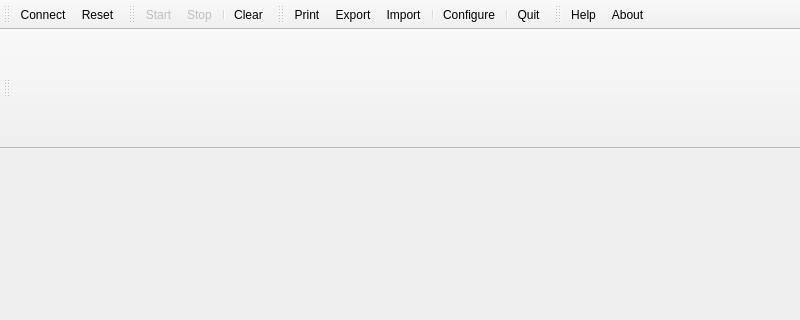
Qt form src/ui/uimainwin.ui (tuxmaster/QtDMM) before a commit; both pictures show x 0 to 800 and y 0 to 320 of the 800 by 600 pixel window.
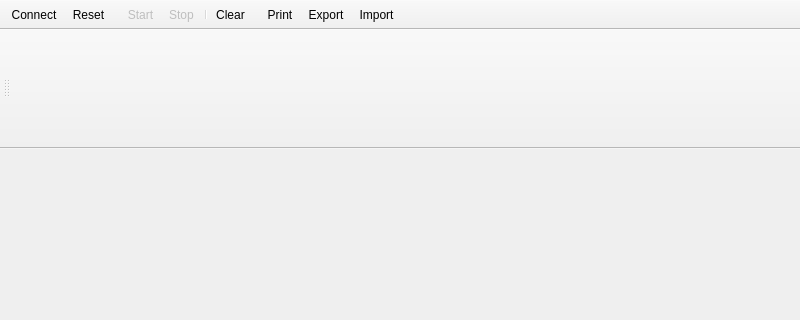
The same form after that commit. Icons and pictures are not drawn.

Diff of the .ui file:
```diff
--- a/src/ui/uimainwin.ui
+++ b/src/ui/uimainwin.ui
@@ -26,6 +26,9 @@
    <property name="windowTitle">
     <string>DMM</string>
    </property>
+   <property name="movable">
+    <bool>false</bool>
+   </property>
    <property name="toolButtonStyle">
     <enum>Qt::ToolButtonTextUnderIcon</enum>
    </property>
@@ -42,6 +45,9 @@
    <property name="windowTitle">
     <string>Recorder</string>
    </property>
+   <property name="movable">
+    <bool>false</bool>
+   </property>
    <property name="toolButtonStyle">
     <enum>Qt::ToolButtonTextUnderIcon</enum>
    </property>
@@ -60,6 +66,9 @@
    <property name="windowTitle">
     <string>File</string>
    </property>
+   <property name="movable">
+    <bool>false</bool>
+   </property>
    <property name="toolButtonStyle">
     <enum>Qt::ToolButtonTextUnderIcon</enum>
    </property>
@@ -72,14 +81,13 @@
    <addaction name="action_Print"/>
    <addaction name="action_Export"/>
    <addaction name="action_Import"/>
-   <addaction name="separator"/>
-   <addaction name="action_Configure"/>
-   <addaction name="separator"/>
-   <addaction name="action_Quit"/>
   </widget>
   <widget class="QToolBar" name="toolBarHelp">
    <property name="windowTitle">
-    <string>Help</string>
+    <string>Menu</string>
+   </property>
+   <property name="movable">
+    <bool>false</bool>
    </property>
    <property name="toolButtonStyle">
     <enum>Qt::ToolButtonTextUnderIcon</enum>
@@ -90,8 +98,6 @@
    <attribute name="toolBarBreak">
     <bool>false</bool>
    </attribute>
-   <addaction name="action_Direct_help"/>
-   <addaction name="action_About"/>
   </widget>
   <widget class="QToolBar" name="toolBarDisplay">
    <property name="sizePolicy">
```
Left out of the diff: 36 changed lines with no effect on the pictures.
